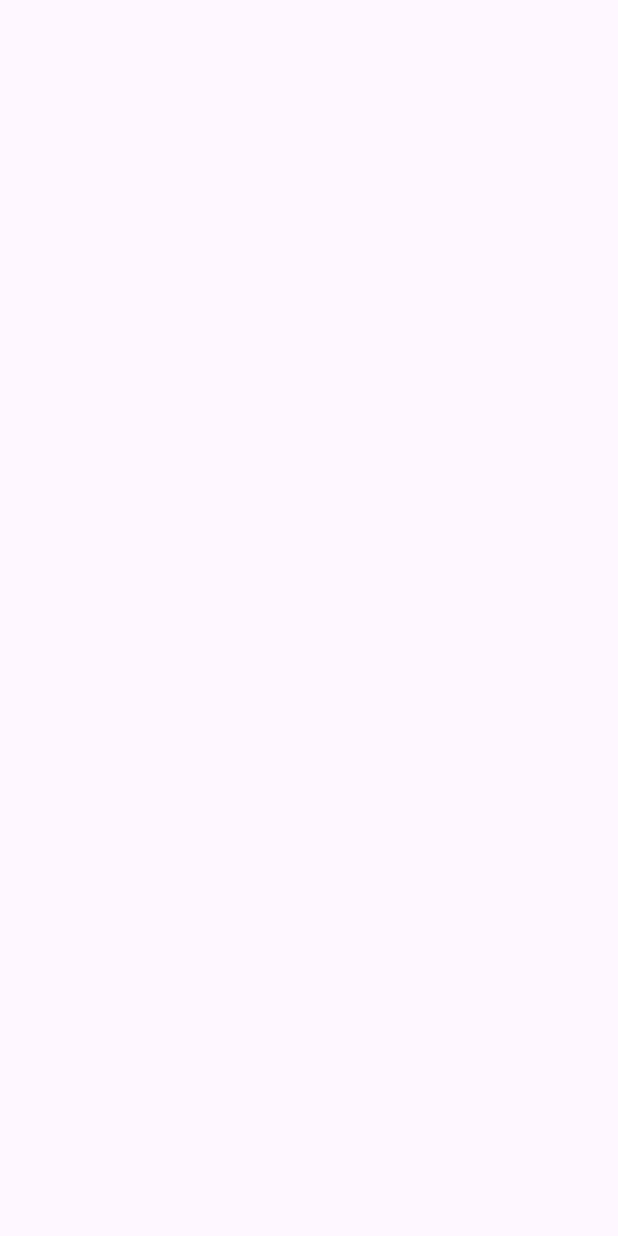
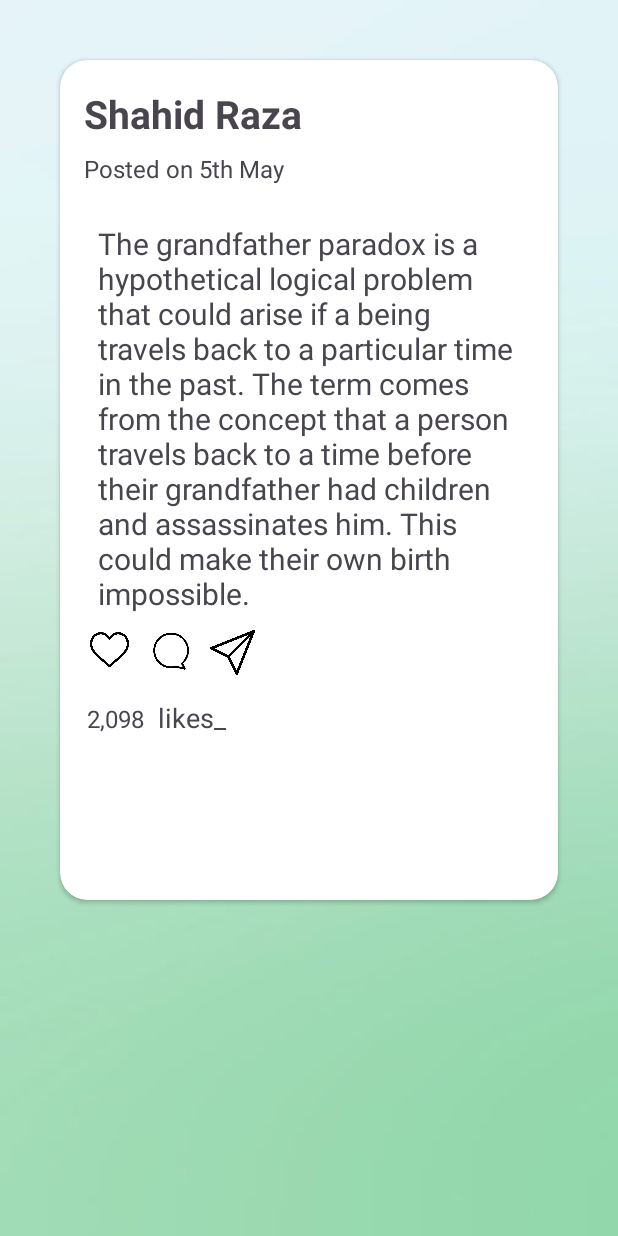
Before and after one commit to mrpascal1/MicroBloggingApp, an Android app: the screen it shows after launch (MainActivity), on a phone screen of 412 x 824 dp. Before the commit the screen is empty. Run offline under Robolectric (Android 15) with nearby library versions, the phone set to English and light mode, and no system bars.

Commit message:
Post Card item from group 3

```diff
--- a/app/build.gradle
+++ b/app/build.gradle
@@ -32,6 +32,7 @@ android {
 dependencies {
 
     implementation 'androidx.appcompat:appcompat:1.6.1'
+    implementation 'androidx.cardview:cardview:1.0.0'
     implementation 'com.google.android.material:material:1.5.0'
     implementation 'androidx.constraintlayout:constraintlayout:2.1.4'
     implementation 'com.google.firebase:firebase-auth:21.1.0'
--- a/app/src/main/java/com/heuristic/microbloggingapp/MainActivity.java
+++ b/app/src/main/java/com/heuristic/microbloggingapp/MainActivity.java
@@ -14,7 +14,7 @@ public class MainActivity extends AppCompatActivity {
     @Override
     protected void onCreate(Bundle savedInstanceState) {
         super.onCreate(savedInstanceState);
-        setContentView(R.layout.activity_main);
+        setContentView(R.layout.post_card_item);
 
     }
     @Override
--- /dev/null
+++ b/app/src/main/res/layout/post_card_item.xml
@@ -0,0 +1,101 @@
+<?xml version="1.0" encoding="utf-8"?>
+<RelativeLayout xmlns:android="http://schemas.android.com/apk/res/android"
+    android:layout_width="match_parent"
+    android:layout_height="match_parent"
+    xmlns:app="http://schemas.android.com/apk/res-auto"
+    android:background="@drawable/greenbkgd">
+
+
+    <androidx.cardview.widget.CardView
+        android:layout_width="400dp"
+        android:layout_height="560dp"
+        android:layout_rowWeight="1"
+        android:layout_columnWeight="1"
+        android:layout_gravity="fill"
+        android:layout_marginStart="40dp"
+        android:layout_marginTop="40dp"
+        android:layout_marginEnd="40dp"
+        android:layout_marginBottom="40dp"
+        app:cardCornerRadius="18dp"
+        app:cardMaxElevation="25dp">
+
+        <RelativeLayout
+            android:layout_width="wrap_content"
+            android:layout_height="wrap_content">
+
+            <TextView
+                android:id="@+id/name"
+                android:layout_width="match_parent"
+                android:layout_height="wrap_content"
+                android:layout_marginStart="16dp"
+                android:layout_marginTop="18dp"
+
+                android:text="@string/shahid_raza"
+                android:textSize="26sp"
+                android:textStyle="bold" />
+
+
+            <TextView
+                android:id="@+id/date"
+                android:layout_width="match_parent"
+                android:layout_height="wrap_content"
+                android:layout_below="@id/name"
+                android:layout_marginStart="16dp"
+                android:layout_marginTop="8dp"
+                android:text="@string/Date"
+                android:textSize="16sp" />
+
+            <TextView
+                android:id="@+id/content"
+                android:layout_width="match_parent"
+                android:layout_height="wrap_content"
+                android:layout_below="@id/date"
+                android:padding="25dp"
+                android:text="@string/Content"
+                android:textSize="20sp" />
+
+            <TextView
+                android:id="@+id/likes"
+                android:layout_width="match_parent"
+                android:layout_height="wrap_content"
+                android:layout_marginTop="410dp"
+                android:padding="18dp"
+                android:text="@string/likes"
+                android:textSize="16sp" />
+
+            <ImageView
+                android:layout_width="26dp"
+                android:layout_height="26dp"
+                android:layout_marginStart="20dp"
+                android:layout_marginTop="380dp"
+                android:src="@drawable/heart" />
+
+            <ImageView
+                android:layout_width="32dp"
+                android:layout_height="32dp"
+                android:layout_marginStart="58dp"
+                android:layout_marginTop="378dp"
+                android:src="@drawable/chat" />
+
+            <ImageView
+                android:layout_width="30dp"
+                android:layout_height="30dp"
+                android:layout_marginStart="100dp"
+                android:layout_marginTop="380dp"
+                android:src="@drawable/send" />
+
+            <TextView
+                android:id="@+id/likes_"
+                android:layout_width="wrap_content"
+                android:layout_height="wrap_content"
+                android:layout_marginStart="65dp"
+                android:layout_marginTop="426dp"
+                android:text="@string/likes_"
+                android:textSize="18sp" />
+
+        </RelativeLayout>
+
+
+    </androidx.cardview.widget.CardView>
+
+</RelativeLayout>
--- a/app/src/main/res/values/strings.xml
+++ b/app/src/main/res/values/strings.xml
@@ -1,4 +1,10 @@
 <resources>
     <string name="app_name">MicroBloggingApp</string>
     <string name="new_user_sign_up"><font color = "white">NEW USER ? SIGN UP</font></string>
+    <string name="shahid_raza">Shahid Raza</string>
+    <string name="Date">Posted on 5th May</string>
+    <string name="Content">The grandfather paradox is a hypothetical logical problem that could arise if a being travels back to a particular time in the past. The term comes from the concept that a person travels back to a time before their grandfather had children and assassinates him. This could make their own birth impossible.            </string>
+    <string name="likes">2,098</string>
+    <string name="likes_">likes_</string>
+
 </resources>
```
Also changed, not shown: app/src/main/res/drawable/chat.png (added), app/src/main/res/drawable/greenbkgd.jpeg (added), app/src/main/res/drawable/heart.png (added), app/src/main/res/drawable/send.png (added).
